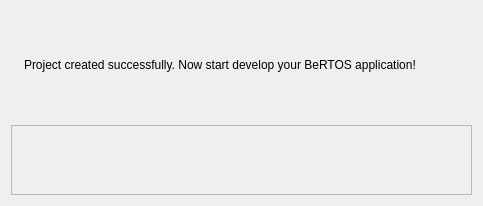
Before: the Qt Designer form wizard/ui/final_page.ui in imby/STM32VLDiscovery_BeRTOS, drawn with Qt 5.
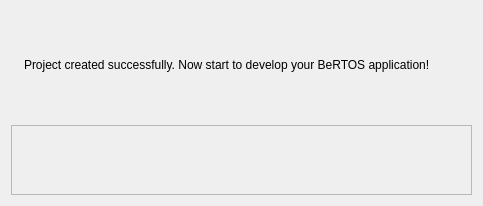
After: the same form once the commit is applied. Icons and pictures are not drawn.

Commit message: Change the text in the final page

Diff of the .ui file:
```diff
--- a/wizard/ui/final_page.ui
+++ b/wizard/ui/final_page.ui
@@ -38,7 +38,7 @@
         <enum>QFrame::Plain</enum>
        </property>
        <property name="text">
-        <string>Project created successfully. Now start develop your BeRTOS application!</string>
+        <string>Project created successfully. Now start to develop your BeRTOS application!</string>
        </property>
        <property name="wordWrap">
         <bool>true</bool>
```
